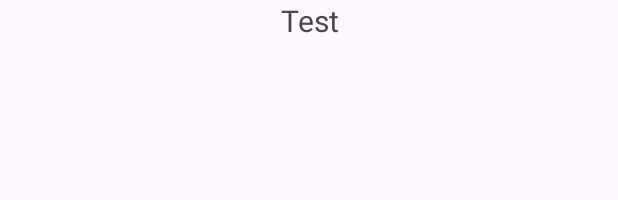
After one commit to DylanBeach25/ShopstrisRepaired, an Android app: the layout activity_item_list_view.xml on its own in the app's theme, with its tools: preview values and no code run, on a phone screen of 412 x 824 dp. The commit adds this screen. Shown: the top 200 px of the screen. Run offline under Robolectric (Android 15) with nearby library versions, the phone set to English and light mode, and no system bars.

Commit message:
ListView displays items, however not linked to any users/carts yet

```diff
--- a/app/src/main/AndroidManifest.xml
+++ b/app/src/main/AndroidManifest.xml
@@ -12,6 +12,9 @@
         android:supportsRtl="true"
         android:theme="@style/Theme.MyApplication"
         tools:targetApi="31">
+        <activity
+            android:name=".ItemListView"
+            android:exported="false" />
         <activity
             android:name=".CartItems"
             android:exported="false" />
--- a/app/src/main/java/com/example/myapplication/ProductEntity.java
+++ b/app/src/main/java/com/example/myapplication/ProductEntity.java
@@ -22,13 +22,16 @@ public class ProductEntity {
 
     @ColumnInfo(name = "cartID")
     Integer cartID;
+    @ColumnInfo(name = "amount")
+    Integer amount;
 
-    public ProductEntity(String productName, Double productPrice, String description, Integer userID, Integer cartID) {
+    public ProductEntity(String productName, Double productPrice, String description,Integer amount, Integer userID, Integer cartID) {
         this.productName = productName;
         this.productPrice = productPrice;
         this.description = description;
         this.userID = userID;
         this.cartID = cartID;
+        this.amount = amount;
     }
 
     public void setProductName(String productName) {
--- a/app/src/main/java/com/example/myapplication/UserDatabase.java
+++ b/app/src/main/java/com/example/myapplication/UserDatabase.java
@@ -6,7 +6,7 @@ import androidx.room.Database;
 import androidx.room.Room;
 import androidx.room.RoomDatabase;
 
-@Database(entities = {UserEntity.class, ProductEntity.class, CartEntity.class},version = 3)
+@Database(entities = {UserEntity.class, ProductEntity.class, CartEntity.class},version = 4)
 public abstract class UserDatabase extends RoomDatabase {
 
     private static final String dbName = "user";
--- a/app/src/main/res/layout/activity_cart_items.xml
+++ b/app/src/main/res/layout/activity_cart_items.xml
@@ -13,6 +13,8 @@
         app:layout_constraintBottom_toBottomOf="parent"
         app:layout_constraintEnd_toEndOf="parent"
         app:layout_constraintStart_toStartOf="parent"
-        app:layout_constraintTop_toTopOf="parent" />
+        app:layout_constraintTop_toTopOf="parent"
+        android:layout_marginBottom="100dp"
+        android:layout_marginTop="250dp"/>
 
 </androidx.constraintlayout.widget.ConstraintLayout>
--- /dev/null
+++ b/app/src/main/res/layout/activity_item_list_view.xml
@@ -0,0 +1,17 @@
+<?xml version="1.0" encoding="utf-8"?>
+<LinearLayout xmlns:android="http://schemas.android.com/apk/res/android"
+    xmlns:app="http://schemas.android.com/apk/res-auto"
+    xmlns:tools="http://schemas.android.com/tools"
+    android:layout_width="match_parent"
+    android:layout_height="match_parent"
+    tools:context=".ItemListView">
+
+    <TextView
+        android:layout_width="match_parent"
+        android:layout_height="wrap_content"
+        android:id="@+id/singleItemListView"
+        android:gravity="center"
+        tools:text="Test"
+        android:textSize="20sp"/>
+
+</LinearLayout>
```
Also changed, not shown: app/src/main/java/com/example/myapplication/CartItems.java (+10 -0 lines), app/src/main/java/com/example/myapplication/ItemBaseAdapter.java (added, +46 -0 lines), app/src/main/java/com/example/myapplication/ItemListView.java (added, +18 -0 lines).
